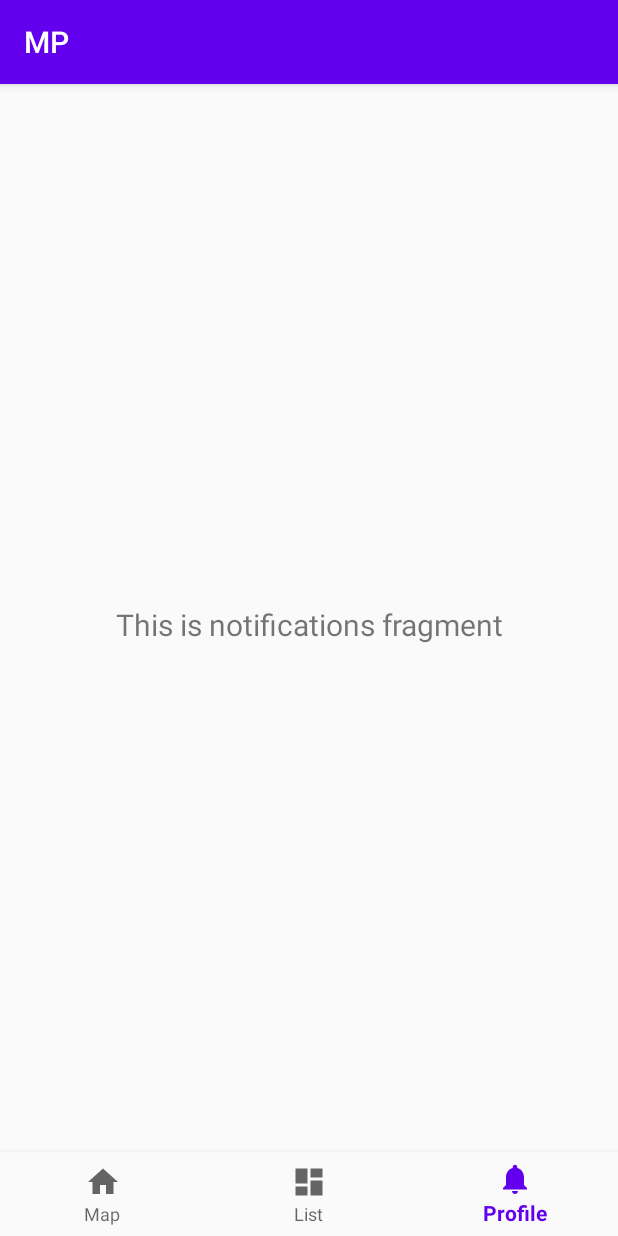
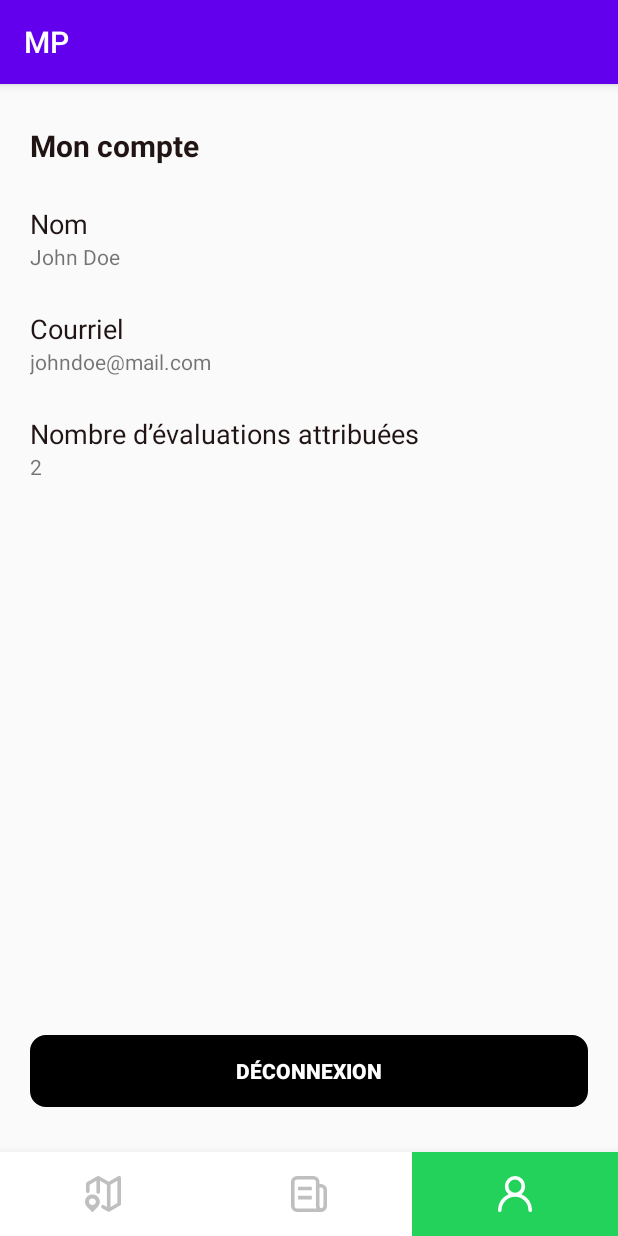
Before and after one commit to mtbrault/KungryProject, an Android app: the screen it shows after launch (MainActivity), item 3 of the bottom bar chosen, on a phone screen of 412 x 824 dp. Run offline under Robolectric (Android 15) with nearby library versions, the phone set to English and light mode, and no system bars; our stand-ins replace navigation-ui.

Commit message:
Update nav, account section

```diff
--- /dev/null
+++ b/MP/app/src/main/java/ca/ulaval/ima/mp/ui/account/AccountFragment.java
@@ -0,0 +1,27 @@
+package ca.ulaval.ima.mp.ui.account;
+
+import android.os.Bundle;
+import android.view.LayoutInflater;
+import android.view.View;
+import android.view.ViewGroup;
+import android.widget.TextView;
+
+import androidx.annotation.NonNull;
+import androidx.annotation.Nullable;
+import androidx.fragment.app.Fragment;
+
+
+import ca.ulaval.ima.mp.R;
+
+public class AccountFragment extends Fragment {
+
+
+    public View onCreateView(@NonNull LayoutInflater inflater, ViewGroup container, Bundle savedInstanceState) {
+        View root = inflater.inflate(R.layout.fragment_account, container, false);
+        final TextView textName = root.findViewById(R.id.name);
+        final TextView textEmail = root.findViewById(R.id.email);
+        final TextView textNumber = root.findViewById(R.id.number);
+
+        return root;
+    }
+}
--- a/MP/app/src/main/java/ca/ulaval/ima/mp/ui/profile/NotificationsFragment.java
+++ /dev/null
@@ -1,35 +0,0 @@
-package ca.ulaval.ima.mp.ui.profile;
-
-import android.os.Bundle;
-import android.view.LayoutInflater;
-import android.view.View;
-import android.view.ViewGroup;
-import android.widget.TextView;
-
-import androidx.annotation.NonNull;
-import androidx.annotation.Nullable;
-import androidx.fragment.app.Fragment;
-import androidx.lifecycle.Observer;
-import androidx.lifecycle.ViewModelProviders;
-
-import ca.ulaval.ima.mp.R;
-
-public class NotificationsFragment extends Fragment {
-
-    private NotificationsViewModel notificationsViewModel;
-
-    public View onCreateView(@NonNull LayoutInflater inflater,
-                             ViewGroup container, Bundle savedInstanceState) {
-        notificationsViewModel =
-                ViewModelProviders.of(this).get(NotificationsViewModel.class);
-        View root = inflater.inflate(R.layout.fragment_notifications, container, false);
-        final TextView textView = root.findViewById(R.id.text_notifications);
-        notificationsViewModel.getText().observe(getViewLifecycleOwner(), new Observer<String>() {
-            @Override
-            public void onChanged(@Nullable String s) {
-                textView.setText(s);
-            }
-        });
-        return root;
-    }
-}
--- a/MP/app/src/main/java/ca/ulaval/ima/mp/ui/profile/NotificationsViewModel.java
+++ /dev/null
@@ -1,19 +0,0 @@
-package ca.ulaval.ima.mp.ui.profile;
-
-import androidx.lifecycle.LiveData;
-import androidx.lifecycle.MutableLiveData;
-import androidx.lifecycle.ViewModel;
-
-public class NotificationsViewModel extends ViewModel {
-
-    private MutableLiveData<String> mText;
-
-    public NotificationsViewModel() {
-        mText = new MutableLiveData<>();
-        mText.setValue("This is notifications fragment");
-    }
-
-    public LiveData<String> getText() {
-        return mText;
-    }
-}
--- /dev/null
+++ b/MP/app/src/main/res/drawable/ic_list.xml
@@ -0,0 +1,15 @@
+<vector xmlns:android="http://schemas.android.com/apk/res/android"
+    android:width="24.267dp"
+    android:height="24dp"
+    android:viewportWidth="24.267"
+    android:viewportHeight="24">
+  <path
+      android:pathData="M20.132,5.333L19.2,5.333v-1.2A4.143,4.143 0,0 0,15.064 0L4.136,0A4.143,4.143 0,0 0,0 4.136L0,19.864A4.143,4.143 0,0 0,4.136 24h16c0.14,0 0.276,-0.008 0.412,-0.02a4.132,4.132 0,0 0,3.724 -4.116v-10.4a4.143,4.143 0,0 0,-4.136 -4.136ZM4.132,21.601A1.735,1.735 0,0 1,2.4 19.864L2.4,4.136A1.735,1.735 0,0 1,4.136 2.401L15.064,2.401A1.735,1.735 0,0 1,16.8 4.136L16.8,19.864a4.084,4.084 0,0 0,0.384 1.736ZM21.863,19.865A1.733,1.733 0,0 1,20.535 21.55,1.728 1.728,0 0,1 19.2,19.865L19.2,7.733h0.932a1.735,1.735 0,0 1,1.736 1.736Z"
+      android:fillColor="#bfbfbf"/>
+  <path
+      android:pathData="M4.77,7.116h9.266L14.036,9.571L4.77,9.571Z"
+      android:fillColor="#bfbfbf"/>
+  <path
+      android:pathData="M4.77,13.168h9.266L14.036,15.623L4.77,15.623Z"
+      android:fillColor="#bfbfbf"/>
+</vector>
--- /dev/null
+++ b/MP/app/src/main/res/drawable/ic_map.xml
@@ -0,0 +1,9 @@
+<vector xmlns:android="http://schemas.android.com/apk/res/android"
+    android:width="24dp"
+    android:height="24dp"
+    android:viewportWidth="24"
+    android:viewportHeight="24">
+  <path
+      android:pathData="M22.131,0.183l-6.32,3.658L9.456,0.183a1.251,1.251 0,0 0,-1.247 0L1.231,4.192a1.163,1.163 0,0 0,-0.588 1v5.022a1.152,1.152 0,0 0,0.539 0.97,1.247 1.247,0 0,0 1.138,0.1 1.148,1.148 0,0 0,0.76 -1.071L3.08,5.854L7.606,3.232v7.451a1.173,1.173 0,0 0,0.606 1.015,1.248 1.248,0 0,0 1.212,0 1.157,1.157 0,0 0,0.606 -1.01L10.03,3.215l4.561,2.636L14.591,20.598L12.629,19.46h0a1.194,1.194 0,0 0,-1.693 0.558,1.124 1.124,0 0,0 0.461,1.449l3.8,2.2a1.254,1.254 0,0 0,1.246 0l6.968,-4.037a1.162,1.162 0,0 0,0.588 -1.005L23.999,1.16A1.18,1.18 0,0 0,23.086 0.032a1.307,1.307 0,0 0,-0.955 0.151ZM21.579,17.967L17.017,20.6L17.017,5.86l4.561,-2.633ZM4.52,23.821a0.6,0.6 0,0 0,0.854 0l3.081,-3.2a4.949,4.949 0,0 0,1.363 -2.609,4.839 4.839,0 0,0 -0.38,-2.9A4.732,4.732 0,0 0,7.756 13.184a4.993,4.993 0,0 0,-2.476 -0.811L4.616,12.373a5,5 0,0 0,-2.477 0.811A4.727,4.727 0,0 0,0.456 15.112a4.839,4.839 0,0 0,-0.38 2.9,4.942 4.942,0 0,0 1.363,2.609ZM4.946,14.965A2.284,2.284 0,0 1,7.056 16.32,2.137 2.137,0 0,1 6.556,18.713a2.347,2.347 0,0 1,-2.485 0.476A2.2,2.2 0,0 1,2.665 17.16a2.24,2.24 0,0 1,2.281 -2.2Z"
+      android:fillColor="#bfbfbf"/>
+</vector>
--- /dev/null
+++ b/MP/app/src/main/res/drawable/ic_profile.xml
@@ -0,0 +1,9 @@
+<vector xmlns:android="http://schemas.android.com/apk/res/android"
+    android:width="22.4dp"
+    android:height="24dp"
+    android:viewportWidth="22.4"
+    android:viewportHeight="24">
+  <path
+      android:pathData="M2.362,22.77a1.182,1.182 0,1 1,-2.362 0A11.524,11.524 0,0 1,6.99 12.157,6.886 6.886,0 0,1 4.537,6.85 6.747,6.747 0,0 1,11.247 0.005a6.728,6.728 0,0 1,6.616 6.85,6.887 6.887,0 0,1 -2.457,5.307A11.526,11.526 0,0 1,22.4 22.77a1.182,1.182 0,1 1,-2.362 0,8.927 8.927,0 0,0 -8.789,-8.972 8.946,8.946 0,0 0,-8.884 8.972ZM11.246,2.413A4.382,4.382 0,0 0,6.899 6.851a4.3,4.3 0,1 0,8.6 0,4.364 4.364,0 0,0 -4.253,-4.438Z"
+      android:fillColor="#fff"/>
+</vector>
--- /dev/null
+++ b/MP/app/src/main/res/drawable/navigation_view_background_colored.xml
@@ -0,0 +1,5 @@
+<?xml version="1.0" encoding="utf-8"?>
+<selector xmlns:android="http://schemas.android.com/apk/res/android">
+    <item android:state_checked="true" android:drawable="@color/backgroundMenuSelected" />
+    <item android:drawable="@color/backgroundMenu" />
+</selector>
--- /dev/null
+++ b/MP/app/src/main/res/drawable/navigation_view_colored.xml
@@ -0,0 +1,5 @@
+<?xml version="1.0" encoding="utf-8"?>
+<selector xmlns:android="http://schemas.android.com/apk/res/android">
+    <item android:state_checked="true" android:color="#FFFFFF" />
+    <item android:state_checked="false" android:color="#bfbfbf" />
+</selector>
--- /dev/null
+++ b/MP/app/src/main/res/drawable/rounded_black.xml
@@ -0,0 +1,7 @@
+<?xml version="1.0" encoding="UTF-8"?>
+<shape xmlns:android="http://schemas.android.com/apk/res/android">
+    <solid android:color="#000000"/>
+    <stroke android:width="1dp" android:color="#000000"/>
+    <corners android:radius="10dp"/>
+    <padding android:left="0dp" android:top="0dp" android:right="0dp" android:bottom="0dp" />
+</shape>
--- a/MP/app/src/main/res/layout/activity_main.xml
+++ b/MP/app/src/main/res/layout/activity_main.xml
@@ -21,14 +21,15 @@
 
     <com.google.android.material.bottomnavigation.BottomNavigationView
         android:id="@+id/nav_view"
-        android:layout_width="0dp"
+        android:layout_width="wrap_content"
         android:layout_height="wrap_content"
-        android:layout_marginStart="0dp"
-        android:layout_marginEnd="0dp"
         android:background="?android:attr/windowBackground"
         app:layout_constraintBottom_toBottomOf="parent"
         app:layout_constraintLeft_toLeftOf="parent"
         app:layout_constraintRight_toRightOf="parent"
+        app:itemBackground="@drawable/navigation_view_background_colored"
+        app:itemIconTint="@drawable/navigation_view_colored"
+        app:labelVisibilityMode="unlabeled"
         app:menu="@menu/bottom_nav_menu" />
 
 </androidx.constraintlayout.widget.ConstraintLayout>
--- /dev/null
+++ b/MP/app/src/main/res/layout/fragment_account.xml
@@ -0,0 +1,117 @@
+<?xml version="1.0" encoding="utf-8"?>
+<androidx.constraintlayout.widget.ConstraintLayout xmlns:android="http://schemas.android.com/apk/res/android"
+    xmlns:app="http://schemas.android.com/apk/res-auto"
+    xmlns:tools="http://schemas.android.com/tools"
+    android:layout_width="match_parent"
+    android:layout_height="match_parent"
+    android:background="#FAFAFA"
+    tools:context=".ui.home.HomeFragment">
+
+    <TextView
+        android:id="@+id/textView1"
+        android:layout_width="wrap_content"
+        android:layout_height="wrap_content"
+        android:layout_marginStart="20dp"
+        android:layout_marginLeft="20dp"
+        android:layout_marginTop="27dp"
+        android:text="Mon compte"
+        android:textAlignment="center"
+        android:textColor="#211414"
+        android:textSize="20sp"
+        android:textStyle="bold"
+        app:layout_constraintBottom_toTopOf="@+id/textView4"
+        app:layout_constraintStart_toStartOf="parent"
+        app:layout_constraintTop_toTopOf="parent" />
+
+    <TextView
+        android:id="@+id/textView4"
+        android:layout_width="wrap_content"
+        android:layout_height="wrap_content"
+        android:layout_marginStart="20dp"
+        android:layout_marginLeft="20dp"
+        android:layout_marginTop="26dp"
+        android:text="Nom"
+        android:textColor="#211414"
+        android:textSize="18sp"
+        app:layout_constraintBottom_toTopOf="@+id/name"
+        app:layout_constraintStart_toStartOf="parent"
+        app:layout_constraintTop_toBottomOf="@+id/textView1" />
+
+    <TextView
+        android:id="@+id/textView8"
+        android:layout_width="wrap_content"
+        android:layout_height="wrap_content"
+        android:layout_marginStart="20dp"
+        android:layout_marginLeft="20dp"
+        android:layout_marginTop="26dp"
+        android:text="Courriel"
+        android:textColor="#211414"
+        android:textSize="18sp"
+        app:layout_constraintBottom_toTopOf="@+id/email"
+        app:layout_constraintStart_toStartOf="parent"
+        app:layout_constraintTop_toBottomOf="@+id/name" />
+
+    <TextView
+        android:id="@+id/textView9"
+        android:layout_width="wrap_content"
+        android:layout_height="wrap_content"
+        android:layout_marginStart="20dp"
+        android:layout_marginLeft="20dp"
+        android:layout_marginTop="26dp"
+        android:text="Nombre d’évaluations attribuées"
+        android:textColor="#211414"
+        android:textSize="18sp"
+        app:layout_constraintStart_toStartOf="parent"
+        app:layout_constraintTop_toBottomOf="@+id/email" />
+
+    <TextView
+        android:id="@+id/name"
+        android:layout_width="wrap_content"
+        android:layout_height="wrap_content"
+        android:layout_marginStart="20dp"
+        android:layout_marginLeft="20dp"
+        android:text="John Doe"
+        app:layout_constraintBottom_toTopOf="@+id/textView8"
+        app:layout_constraintStart_toStartOf="parent"
+        app:layout_constraintTop_toBottomOf="@+id/textView4" />
+
+    <TextView
+        android:id="@+id/email"
+        android:layout_width="wrap_content"
+        android:layout_height="wrap_content"
+        android:layout_marginStart="20dp"
+        android:layout_marginLeft="20dp"
+        android:text="johndoe@mail.com"
+        app:layout_constraintBottom_toTopOf="@+id/textView9"
+        app:layout_constraintStart_toStartOf="parent"
+        app:layout_constraintTop_toBottomOf="@+id/textView8" />
+
+    <TextView
+        android:id="@+id/number"
+        android:layout_width="wrap_content"
+        android:layout_height="wrap_content"
+        android:layout_marginStart="20dp"
+        android:layout_marginLeft="20dp"
+        android:text="2"
+        app:layout_constraintStart_toStartOf="parent"
+        app:layout_constraintTop_toBottomOf="@+id/textView9" />
+
+    <Button
+        android:id="@+id/logout"
+        style="@style/Widget.AppCompat.Button.Borderless"
+        android:layout_width="0dp"
+        android:layout_height="wrap_content"
+        android:layout_marginStart="20dp"
+        android:layout_marginLeft="20dp"
+        android:layout_marginEnd="20dp"
+        android:layout_marginRight="20dp"
+        android:layout_marginBottom="30dp"
+        android:background="@drawable/rounded_black"
+        android:shadowColor="#FFFFFF"
+        android:text="DÉCONNEXION"
+        android:textColor="@android:color/white"
+        android:textStyle="bold"
+        app:layout_constraintBottom_toBottomOf="parent"
+        app:layout_constraintEnd_toEndOf="parent"
+        app:layout_constraintStart_toStartOf="parent" />
+</androidx.constraintlayout.widget.ConstraintLayout>
--- a/MP/app/src/main/res/layout/fragment_notifications.xml
+++ /dev/null
@@ -1,22 +0,0 @@
-<?xml version="1.0" encoding="utf-8"?>
-<androidx.constraintlayout.widget.ConstraintLayout xmlns:android="http://schemas.android.com/apk/res/android"
-    xmlns:app="http://schemas.android.com/apk/res-auto"
-    xmlns:tools="http://schemas.android.com/tools"
-    android:layout_width="match_parent"
-    android:layout_height="match_parent"
-    tools:context=".ui.profile.NotificationsFragment">
-
-    <TextView
-        android:id="@+id/text_notifications"
-        android:layout_width="match_parent"
-        android:layout_height="wrap_content"
-        android:layout_marginStart="8dp"
-        android:layout_marginTop="8dp"
-        android:layout_marginEnd="8dp"
-        android:textAlignment="center"
-        android:textSize="20sp"
-        app:layout_constraintBottom_toBottomOf="parent"
-        app:layout_constraintEnd_toEndOf="parent"
-        app:layout_constraintStart_toStartOf="parent"
-        app:layout_constraintTop_toTopOf="parent" />
-</androidx.constraintlayout.widget.ConstraintLayout>
--- a/MP/app/src/main/res/menu/bottom_nav_menu.xml
+++ b/MP/app/src/main/res/menu/bottom_nav_menu.xml
@@ -3,17 +3,17 @@
 
     <item
         android:id="@+id/navigation_map"
-        android:icon="@drawable/ic_home_black_24dp"
+        android:icon="@drawable/ic_map"
         android:title="@string/title_map" />
 
     <item
         android:id="@+id/navigation_list"
-        android:icon="@drawable/ic_dashboard_black_24dp"
+        android:icon="@drawable/ic_list"
         android:title="@string/title_list" />
 
     <item
         android:id="@+id/navigation_profile"
-        android:icon="@drawable/ic_notifications_black_24dp"
+        android:icon="@drawable/ic_profile"
         android:title="@string/title_profile" />
 
 </menu>
--- a/MP/app/src/main/res/navigation/mobile_navigation.xml
+++ b/MP/app/src/main/res/navigation/mobile_navigation.xml
@@ -19,7 +19,7 @@
 
     <fragment
         android:id="@+id/navigation_profile"
-        android:name="ca.ulaval.ima.mp.ui.profile.NotificationsFragment"
+        android:name="ca.ulaval.ima.mp.ui.account.AccountFragment"
         android:label="@string/title_profile"
-        tools:layout="@layout/fragment_notifications" />
+        tools:layout="@layout/fragment_account" />
 </navigation>
--- a/MP/app/src/main/res/values/colors.xml
+++ b/MP/app/src/main/res/values/colors.xml
@@ -3,4 +3,6 @@
     <color name="colorPrimary">#6200EE</color>
     <color name="colorPrimaryDark">#3700B3</color>
     <color name="colorAccent">#03DAC5</color>
+    <color name="backgroundMenuSelected">#23D25B</color>
+    <color name="backgroundMenu">#FFFFFF</color>
 </resources>
```
Also changed, not shown: 5 other files.
